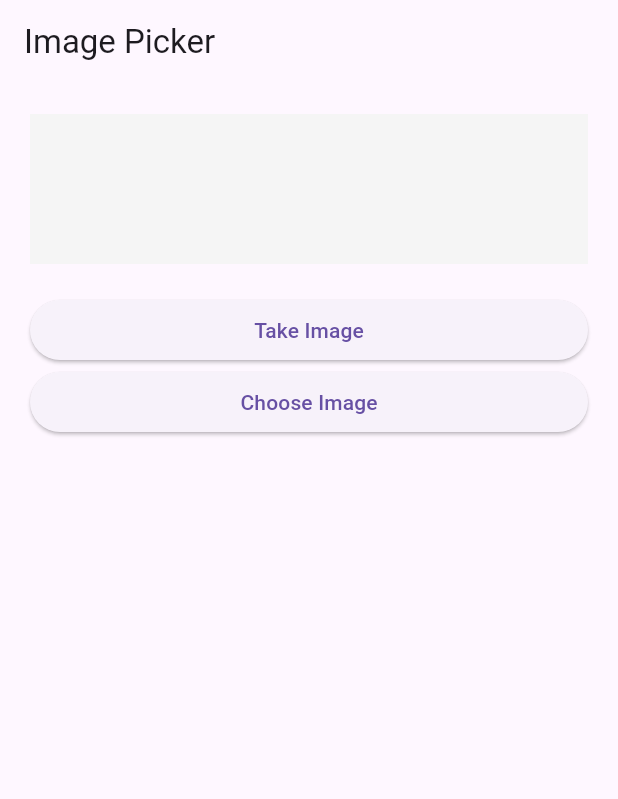
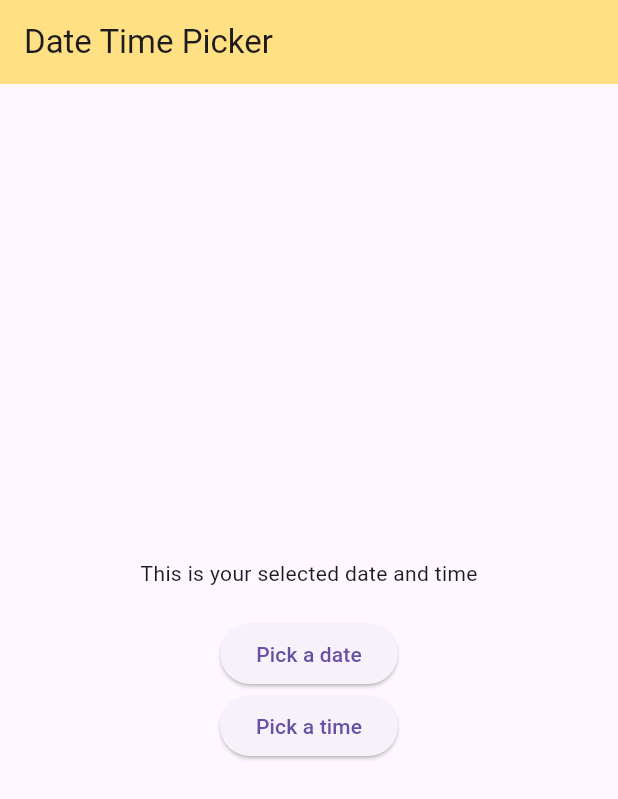
Before and after one commit to KevinMaulanaAtmaja/learn-flutter, a Flutter app: the screen it shows after launch, on a phone screen of 412 x 824 dp. Shown: the top 799 px of the screen. Run offline on Flutter 3.47's test engine with Material 3 defaults, Android fonts, the phone set to English and light mode, and no system bars; our stand-ins replace google_fonts, image_picker, material_design_icons_flutter.

Commit message:
Date & Time Picker
DatePickerDialog, TimePickerDialog, DateTime, TimeOfDay

```diff
--- /dev/null
+++ b/lib/26_date_time_picker.dart
@@ -0,0 +1,87 @@
+import 'package:flutter/material.dart';
+
+class DateTimePickers extends StatefulWidget {
+  const DateTimePickers({super.key});
+
+  @override
+  State<DateTimePickers> createState() => _DateTimePickersState();
+}
+
+class _DateTimePickersState extends State<DateTimePickers> {
+  DateTime? selectedDateTime;
+
+  @override
+  Widget build(BuildContext context) {
+    return Scaffold(
+      appBar: AppBar(
+        title: Text("Date Time Picker"),
+        backgroundColor: Colors.amber.shade200,
+      ),
+      body: Center(
+        child: Column(
+          mainAxisAlignment: MainAxisAlignment.center,
+          children: [
+            Text(
+              selectedDateTime != null
+                  ? selectedDateTime.toString()
+                  : 'This is your selected date and time',
+            ),
+            SizedBox(height: 20),
+            ElevatedButton(
+              onPressed: () {
+                showDialog(
+                  context: context,
+                  builder: (context) => DatePickerDialog(
+                    firstDate: DateTime.now().subtract(Duration(days: 30)),
+                    lastDate: DateTime.now(),
+                  ),
+                ).then((value) {
+                  setState(() {
+                    if (value != null) {
+                      if (selectedDateTime == null) {
+                        selectedDateTime = value;
+                      } else {
+                        selectedDateTime = selectedDateTime!.copyWith(
+                          year: value.year,
+                          month: value.month,
+                          day: value.day,
+                        );
+                      }
+                    }
+                  });
+                });
+              },
+              child: Text("Pick a date"),
+            ),
+            ElevatedButton(
+              onPressed: () {
+                showDialog<TimeOfDay>(
+                  context: context,
+                  builder: (context) =>
+                      TimePickerDialog(initialTime: TimeOfDay.now()),
+                ).then((value) {
+                  if (value != null) {
+                    setState(() {
+                      if (selectedDateTime != null) {
+                        selectedDateTime = selectedDateTime!.copyWith(
+                          hour: value.hour,
+                          minute: value.minute,
+                        );
+                      } else {
+                        selectedDateTime = DateTime.now().copyWith(
+                          hour: value.hour,
+                          minute: value.minute,
+                        );
+                      }
+                    });
+                  }
+                });
+              },
+              child: Text("Pick a time"),
+            ),
+          ],
+        ),
+      ),
+    );
+  }
+}
--- a/lib/main.dart
+++ b/lib/main.dart
@@ -22,7 +22,8 @@
 // import 'package:flutter/foundation.dart';
 // import 'package:bljar_flutter/23_alert_dialog.dart';
 // import 'package:bljar_flutter/24_simple_dialog.dart';
-import 'package:bljar_flutter/25_image_picker.dart';
+// import 'package:bljar_flutter/25_image_picker.dart';
+import 'package:bljar_flutter/26_date_time_picker.dart';
 import 'package:flutter/material.dart';
 
 void main() {
@@ -64,7 +65,8 @@ class MyApp extends StatelessWidget {
       // home: AboutDialogs(),
       // home: AlertDialogs(),
       // home: SimpleDialogs(),
-      home: ImagePickers(),
+      // home: ImagePickers(),
+      home: DateTimePickers(),
     );
   }
 }
```
